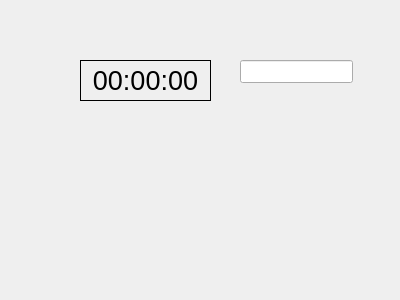
Above: stopwatch.ui from lefrostxgcc/Stopwatch before the change. Below: the same form after it.
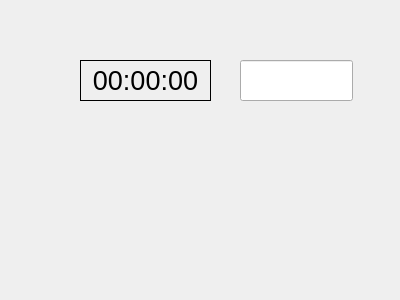
That is the form after the change. Icons and pictures are not drawn.

Commit message: Adjusted height of lineEditNotes to match height of labelTime

Diff of the .ui file:
```diff
--- a/stopwatch.ui
+++ b/stopwatch.ui
@@ -63,7 +63,7 @@
       <x>240</x>
       <y>60</y>
       <width>113</width>
-      <height>23</height>
+      <height>41</height>
      </rect>
     </property>
     <property name="font">
```
